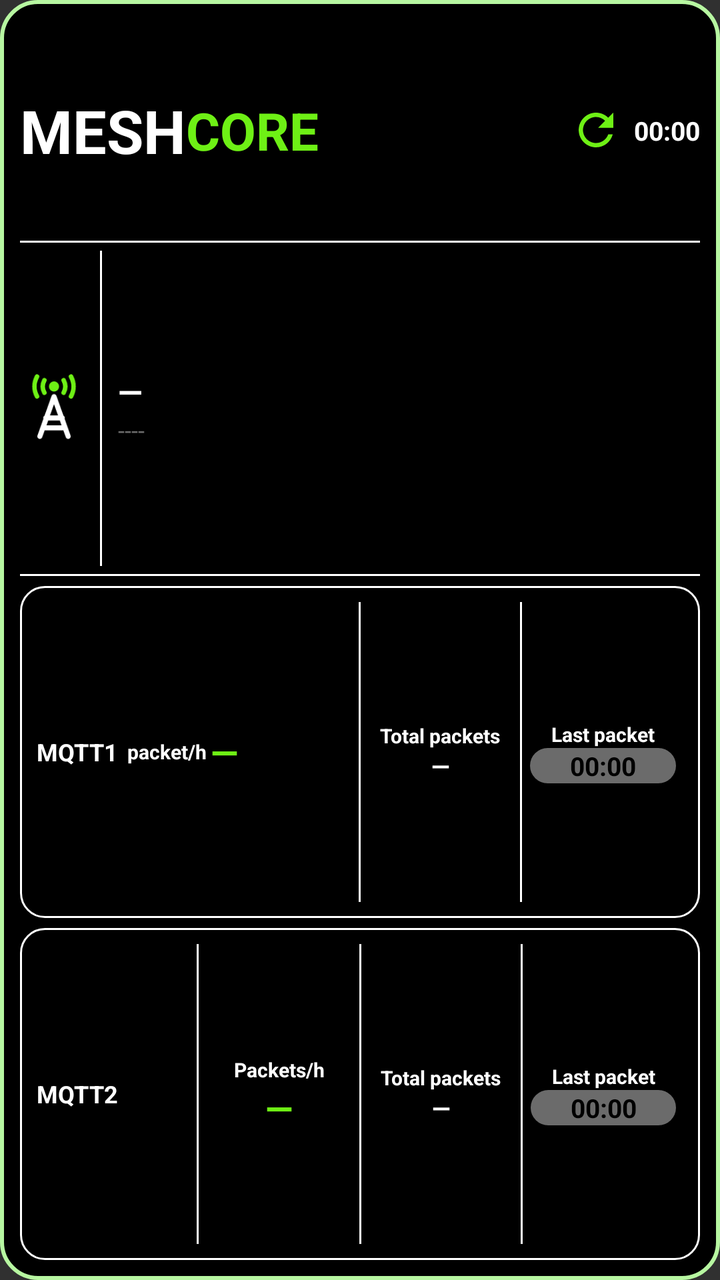
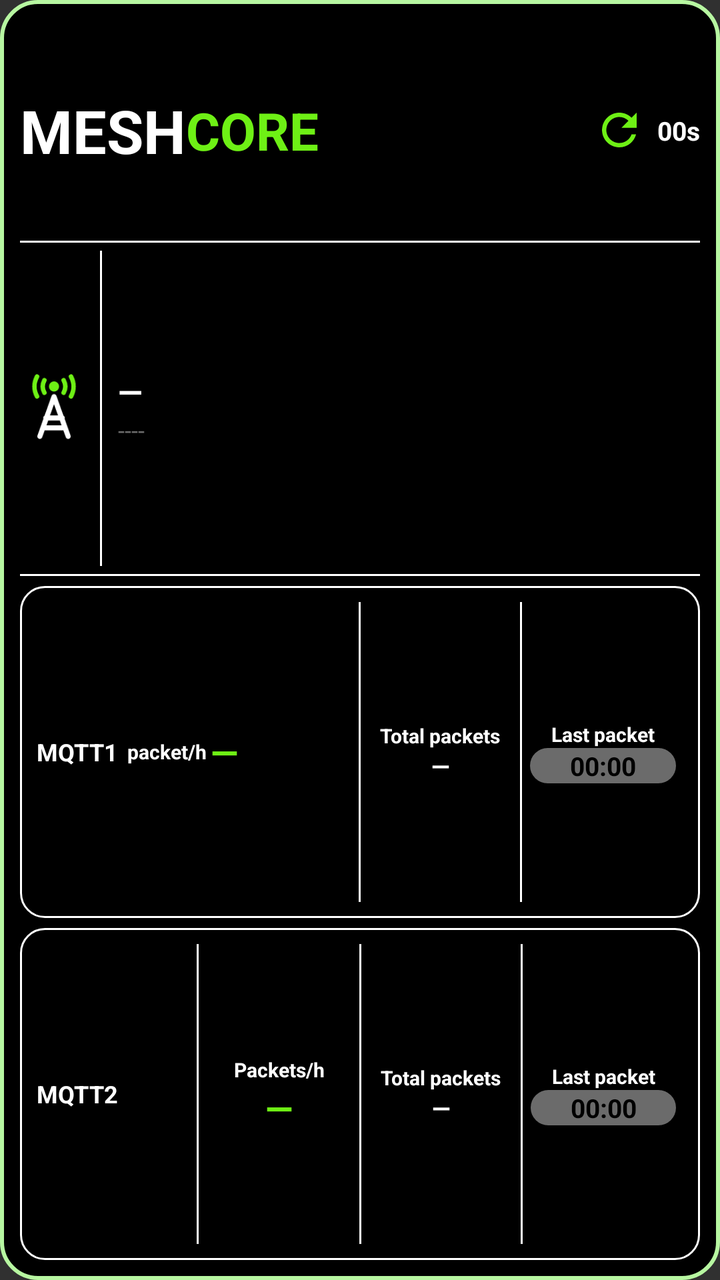

Before-and-after screenshots of an Android layout around one commit, followed by the original layout XML and the change that was made.
<!-- AndroidManifest.xml: application theme android:Theme.Material.NoActionBar -->
<!-- res/layout/widget_observer.xml -->
<?xml version="1.0" encoding="utf-8"?>
<LinearLayout xmlns:android="http://schemas.android.com/apk/res/android"
    android:id="@+id/widget_root"
    android:layout_width="match_parent"
    android:layout_height="match_parent"
    android:orientation="vertical"
    android:padding="10dp"
    android:background="@drawable/widget_bg">

    
    <LinearLayout
        android:layout_width="match_parent"
        android:layout_height="0dp"
        android:layout_weight="2"
        android:orientation="horizontal"
        android:gravity="center_vertical">
        <TextView android:layout_width="wrap_content" android:layout_height="wrap_content"
            android:text="MESH" android:textColor="#FFFFFF" android:textStyle="bold" android:textSize="30sp" android:maxLines="1"/>
        <TextView android:layout_width="wrap_content" android:layout_height="wrap_content"
            android:text="CORE" android:textColor="#6EF015" android:textStyle="bold" android:textSize="26sp" android:maxLines="1"/>
        <FrameLayout android:layout_width="0dp" android:layout_height="1dp" android:layout_weight="1"/>
        <ImageView android:id="@+id/refresh_icon" android:layout_width="26dp" android:layout_height="26dp"
            android:src="@drawable/ic_refresh" android:contentDescription="@null"/>
        <ProgressBar android:id="@+id/refresh_spinner" style="?android:attr/progressBarStyleSmall"
            android:layout_width="26dp" android:layout_height="26dp" android:indeterminate="true"
            android:indeterminateTint="#FFFF9500" android:visibility="gone"/>
        <Chronometer android:id="@+id/interval_text" android:layout_width="wrap_content" android:layout_height="wrap_content"
            android:layout_marginStart="6dp" android:textColor="#FFFFFF" android:textStyle="bold" android:textSize="13sp" android:maxLines="1" android:text="00s"/>
    </LinearLayout>

    <FrameLayout android:layout_width="match_parent" android:layout_height="1dp" android:background="#FFFFFF"/>

    
    <LinearLayout
        android:layout_width="match_parent"
        android:layout_height="0dp"
        android:layout_weight="3"
        android:orientation="horizontal"
        android:gravity="center_vertical"
        android:paddingTop="4dp" android:paddingBottom="4dp">
        <ImageView android:layout_width="34dp" android:layout_height="34dp"
            android:src="@drawable/ic_tower" android:contentDescription="@null"/>
        <FrameLayout android:layout_width="1dp" android:layout_height="match_parent" android:layout_marginStart="6dp" android:layout_marginEnd="8dp" android:background="#FFFFFF"/>
        <LinearLayout android:layout_width="0dp" android:layout_height="wrap_content" android:layout_weight="1" android:orientation="vertical" android:gravity="center_vertical">
            <TextView android:id="@+id/obs_name" android:layout_width="match_parent" android:layout_height="wrap_content"
                android:text="—" android:textColor="#FFFFFF" android:textStyle="bold" android:textSize="16sp" android:maxLines="1" android:ellipsize="end"/>
            <TextView android:id="@+id/obs_hash" android:layout_width="match_parent" android:layout_height="wrap_content"
                android:text="----" android:textColor="#6B6B6B" android:textSize="12sp" android:maxLines="1" android:ellipsize="end"/>
        </LinearLayout>
    </LinearLayout>

    <FrameLayout android:layout_width="match_parent" android:layout_height="1dp" android:background="#FFFFFF" android:layout_marginBottom="5dp"/>

    
    <LinearLayout
        android:layout_width="match_parent" android:layout_height="0dp" android:layout_weight="3"
        android:orientation="horizontal" android:gravity="center_vertical"
        android:background="@drawable/card_outline" android:padding="8dp">
        <LinearLayout android:layout_width="0dp" android:layout_height="wrap_content" android:layout_weight="6" android:orientation="horizontal" android:gravity="center_vertical">
            <TextView android:layout_width="wrap_content" android:layout_height="wrap_content" android:id="@+id/m1_title" android:text="MQTT1" android:textColor="#FFFFFF" android:textStyle="bold" android:gravity="center" android:textSize="12sp" android:maxLines="1"/>
            <TextView android:layout_width="wrap_content" android:layout_height="wrap_content" android:text="  packet/h " android:textColor="#FFFFFF" android:textStyle="bold" android:gravity="center" android:textSize="10sp" android:maxLines="1"/>
            <TextView android:id="@+id/m1_hour" android:layout_width="wrap_content" android:layout_height="wrap_content" android:text="—" android:textColor="#6EF015" android:textStyle="bold" android:gravity="center" android:textSize="18sp" android:maxLines="1"/>
        </LinearLayout>
        <LinearLayout android:id="@+id/m1_total_col" android:layout_width="0dp" android:layout_height="match_parent" android:layout_weight="3" android:orientation="horizontal" android:gravity="center_vertical">
        <FrameLayout android:layout_width="1dp" android:layout_height="match_parent" android:background="#FFFFFF"/>
        <LinearLayout android:layout_width="0dp" android:layout_height="wrap_content" android:layout_weight="1" android:orientation="vertical" android:gravity="center_horizontal">
            <TextView android:layout_width="match_parent" android:layout_height="wrap_content" android:text="Total packets" android:textColor="#FFFFFF" android:textStyle="bold" android:gravity="center" android:textSize="10sp" android:maxLines="1" android:autoSizeTextType="uniform" android:autoSizeMinTextSize="6sp" android:autoSizeMaxTextSize="10sp" android:autoSizeStepGranularity="1sp"/>
            <TextView android:id="@+id/m1_total" android:layout_width="match_parent" android:layout_height="wrap_content" android:text="—" android:textColor="#FFFFFF" android:textStyle="bold" android:gravity="center" android:textSize="12sp" android:maxLines="1" android:autoSizeTextType="uniform" android:autoSizeMinTextSize="10sp" android:autoSizeMaxTextSize="15sp" android:autoSizeStepGranularity="1sp"/>
        </LinearLayout>
        </LinearLayout>
        <FrameLayout android:layout_width="1dp" android:layout_height="match_parent" android:background="#FFFFFF"/>
        <LinearLayout android:layout_width="0dp" android:layout_height="wrap_content" android:layout_weight="3" android:orientation="vertical" android:gravity="center_horizontal">
            <TextView android:layout_width="match_parent" android:layout_height="wrap_content" android:text="Last packet" android:textColor="#FFFFFF" android:textStyle="bold" android:gravity="center" android:textSize="10sp" android:maxLines="1" android:autoSizeTextType="uniform" android:autoSizeMinTextSize="6sp" android:autoSizeMaxTextSize="10sp" android:autoSizeStepGranularity="1sp"/>
            <Chronometer android:id="@+id/m1_last" android:layout_width="match_parent" android:layout_height="wrap_content" android:gravity="center" android:layout_marginStart="4dp" android:layout_marginEnd="4dp" android:background="@drawable/pill_gray" android:text="—" android:textColor="#000000" android:textStyle="bold" android:textSize="13sp" android:maxLines="1" android:autoSizeTextType="uniform" android:autoSizeMinTextSize="9sp" android:autoSizeMaxTextSize="13sp" android:autoSizeStepGranularity="1sp" android:format="%s" />
        </LinearLayout>
    </LinearLayout>

    <FrameLayout android:layout_width="match_parent" android:layout_height="5dp"/>

    
    <LinearLayout
        android:layout_width="match_parent" android:layout_height="0dp" android:layout_weight="3"
        android:orientation="horizontal" android:gravity="center_vertical"
        android:background="@drawable/card_outline" android:padding="8dp">
        <LinearLayout android:layout_width="0dp" android:layout_height="wrap_content" android:layout_weight="3" android:orientation="horizontal" android:gravity="center_vertical">
            <TextView android:layout_width="wrap_content" android:layout_height="wrap_content" android:id="@+id/m2_title" android:text="MQTT2" android:textColor="#FFFFFF" android:textStyle="bold" android:gravity="center" android:textSize="12sp" android:maxLines="1"/>
        </LinearLayout>
        <FrameLayout android:layout_width="1dp" android:layout_height="match_parent" android:background="#FFFFFF"/>
        <LinearLayout android:layout_width="0dp" android:layout_height="wrap_content" android:layout_weight="3" android:orientation="vertical" android:gravity="center_horizontal">
            <TextView android:layout_width="match_parent" android:layout_height="wrap_content" android:text="Packets/h" android:textColor="#FFFFFF" android:textStyle="bold" android:gravity="center" android:textSize="10sp" android:maxLines="1" android:autoSizeTextType="uniform" android:autoSizeMinTextSize="6sp" android:autoSizeMaxTextSize="10sp" android:autoSizeStepGranularity="1sp"/>
            <TextView android:id="@+id/m2_hour" android:layout_width="match_parent" android:layout_height="wrap_content" android:text="—" android:textColor="#6EF015" android:textStyle="bold" android:gravity="center" android:textSize="18sp" android:maxLines="1" android:autoSizeTextType="uniform" android:autoSizeMinTextSize="14sp" android:autoSizeMaxTextSize="24sp" android:autoSizeStepGranularity="1sp"/>
        </LinearLayout>
        <LinearLayout android:id="@+id/m2_total_col" android:layout_width="0dp" android:layout_height="match_parent" android:layout_weight="3" android:orientation="horizontal" android:gravity="center_vertical">
        <FrameLayout android:layout_width="1dp" android:layout_height="match_parent" android:background="#FFFFFF"/>
        <LinearLayout android:layout_width="0dp" android:layout_height="wrap_content" android:layout_weight="1" android:orientation="vertical" android:gravity="center_horizontal">
            <TextView android:layout_width="match_parent" android:layout_height="wrap_content" android:text="Total packets" android:textColor="#FFFFFF" android:textStyle="bold" android:gravity="center" android:textSize="10sp" android:maxLines="1" android:autoSizeTextType="uniform" android:autoSizeMinTextSize="6sp" android:autoSizeMaxTextSize="10sp" android:autoSizeStepGranularity="1sp"/>
            <TextView android:id="@+id/m2_total" android:layout_width="match_parent" android:layout_height="wrap_content" android:text="—" android:textColor="#FFFFFF" android:textStyle="bold" android:gravity="center" android:textSize="12sp" android:maxLines="1" android:autoSizeTextType="uniform" android:autoSizeMinTextSize="10sp" android:autoSizeMaxTextSize="15sp" android:autoSizeStepGranularity="1sp"/>
        </LinearLayout>
        </LinearLayout>
        <FrameLayout android:layout_width="1dp" android:layout_height="match_parent" android:background="#FFFFFF"/>
        <LinearLayout android:layout_width="0dp" android:layout_height="wrap_content" android:layout_weight="3" android:orientation="vertical" android:gravity="center_horizontal">
            <TextView android:layout_width="match_parent" android:layout_height="wrap_content" android:text="Last packet" android:textColor="#FFFFFF" android:textStyle="bold" android:gravity="center" android:textSize="10sp" android:maxLines="1" android:autoSizeTextType="uniform" android:autoSizeMinTextSize="6sp" android:autoSizeMaxTextSize="10sp" android:autoSizeStepGranularity="1sp"/>
            <Chronometer android:id="@+id/m2_last" android:layout_width="match_parent" android:layout_height="wrap_content" android:layout_marginStart="4dp" android:layout_marginEnd="4dp" android:gravity="center" android:background="@drawable/pill_gray" android:text="—" android:textColor="#000000" android:textStyle="bold" android:textSize="13sp" android:maxLines="1" android:autoSizeTextType="uniform" android:autoSizeMinTextSize="9sp" android:autoSizeMaxTextSize="13sp" android:autoSizeStepGranularity="1sp" android:format="%s" />
        </LinearLayout>
    </LinearLayout>
</LinearLayout>
<!-- resources referenced by this layout -->
<resources>
  <!-- drawable card_outline (drawable) -->
  <?xml version="1.0" encoding="utf-8"?>
  <shape xmlns:android="http://schemas.android.com/apk/res/android" android:shape="rectangle">
      <solid android:color="#000000"/>
      <stroke android:width="1dp" android:color="#FFFFFF"/>
      <corners android:radius="12dp"/>
  </shape>
  <!-- drawable ic_refresh (drawable) -->
  <?xml version="1.0" encoding="utf-8"?>
  <vector xmlns:android="http://schemas.android.com/apk/res/android" android:width="24dp" android:height="24dp" android:viewportWidth="24" android:viewportHeight="24">
      <path android:fillColor="#6EF015" android:pathData="M17.65,6.35C16.2,4.9 14.21,4 12,4c-4.42,0 -7.99,3.58 -7.99,8s3.57,8 7.99,8c3.73,0 6.84,-2.55 7.73,-6h-2.08c-0.82,2.33 -3.04,4 -5.65,4 -3.31,0 -6,-2.69 -6,-6s2.69,-6 6,-6c1.66,0 3.14,0.69 4.22,1.78L13,11h7V4l-2.35,2.35z"/>
  </vector>
  <!-- drawable ic_tower (drawable) -->
  <?xml version="1.0" encoding="utf-8"?>
  <vector xmlns:android="http://schemas.android.com/apk/res/android" android:width="48dp" android:height="48dp" android:viewportWidth="24" android:viewportHeight="24">
      <path android:fillColor="#6EF015" android:pathData="M12,4.4m-1.8,0a1.8,1.8 0,1 1,3.6 0a1.8,1.8 0,1 1,-3.6 0"/>
      <path android:strokeColor="#6EF015" android:strokeWidth="1.6" android:strokeLineCap="round" android:pathData="M8.6,2.2A4.6,4.6 0,0 0,8.6,6.6M15.4,2.2A4.6,4.6 0,0 1,15.4,6.6M6,0.9A7.4,7.4 0,0 0,6,7.9M18,0.9A7.4,7.4 0,0 1,18,7.9"/>
      <path android:strokeColor="#FFFFFF" android:strokeWidth="1.8" android:strokeLineCap="round" android:strokeLineJoin="round" android:pathData="M12,8L7,22M12,8L17,22M9.1,15.5L14.9,15.5M8.2,19L15.8,19"/>
  </vector>
  <!-- drawable pill_gray (drawable) -->
  <?xml version="1.0" encoding="utf-8"?>
  <shape xmlns:android="http://schemas.android.com/apk/res/android" android:shape="rectangle">
      <solid android:color="#6B6B6B"/>
      <corners android:radius="11dp"/>
  </shape>
  <!-- drawable widget_bg (drawable) -->
  <?xml version="1.0" encoding="utf-8"?>
  <shape xmlns:android="http://schemas.android.com/apk/res/android" android:shape="rectangle">
      <solid android:color="#000000"/>
      <stroke android:width="2dp" android:color="#B7F7A1"/>
      <corners android:radius="18dp"/>
  </shape>
</resources>

<!-- the commit's change to res/layout/widget_observer.xml (unified diff, before → after) -->
@@ -24,7 +24,7 @@
         <ProgressBar android:id="@+id/refresh_spinner" style="?android:attr/progressBarStyleSmall"
             android:layout_width="26dp" android:layout_height="26dp" android:indeterminate="true"
             android:indeterminateTint="#FFFF9500" android:visibility="gone"/>
-        <Chronometer android:id="@+id/interval_text" android:layout_width="wrap_content" android:layout_height="wrap_content"
+        <TextView android:id="@+id/interval_text" android:layout_width="wrap_content" android:layout_height="wrap_content"
             android:layout_marginStart="6dp" android:textColor="#FFFFFF" android:textStyle="bold" android:textSize="13sp" android:maxLines="1" android:text="00s"/>
     </LinearLayout>
 
